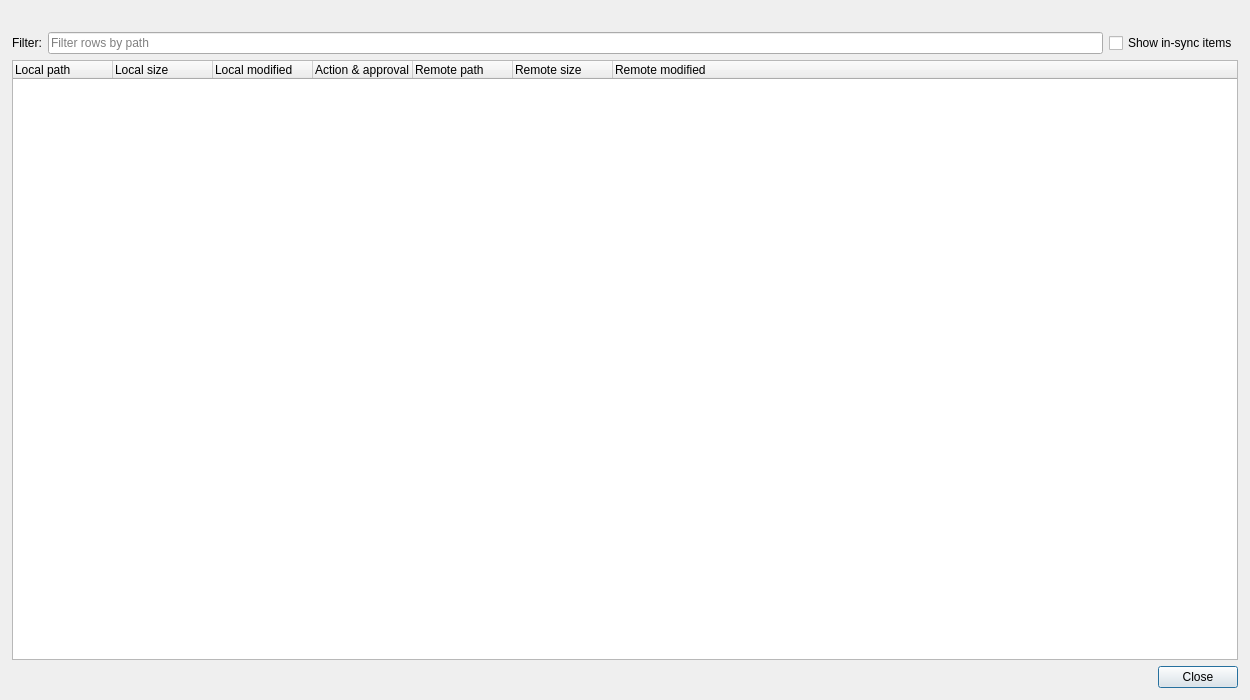
Qt form src/MEGASync/sync_preview/gui/ui/SyncPreviewPairDetailDialog.ui (alple/MEGAsync) before a commit.
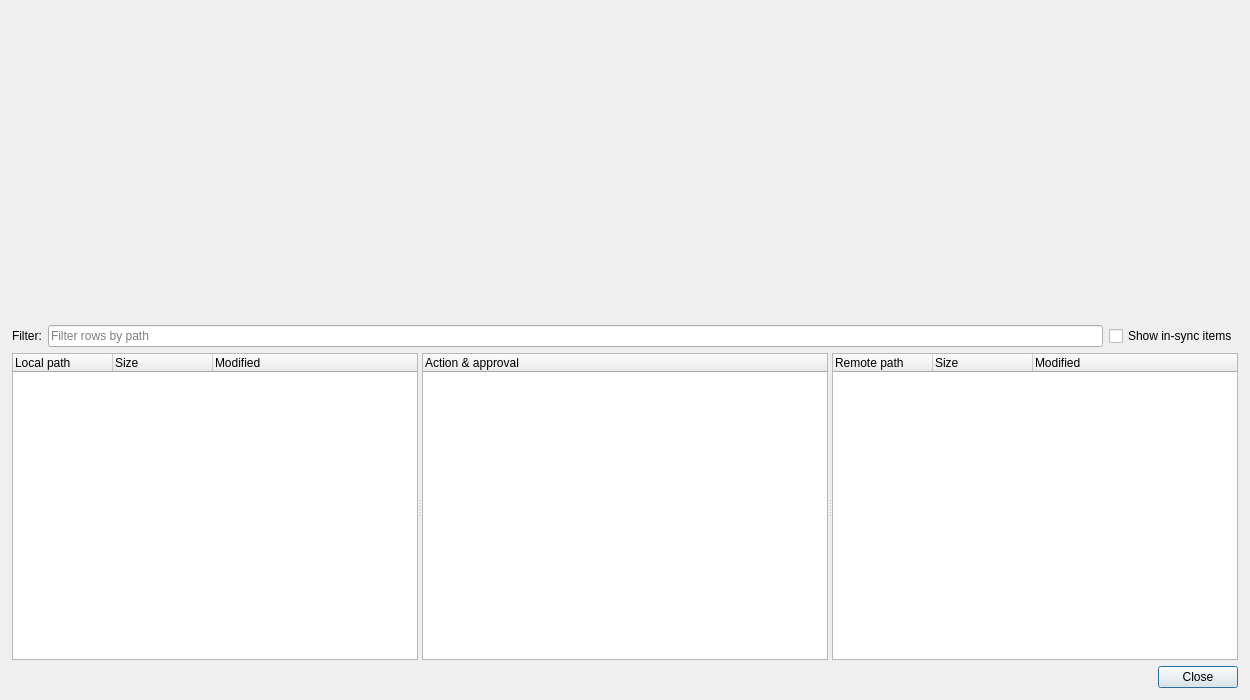
The same form after that commit.

```diff
--- a/src/MEGASync/sync_preview/gui/ui/SyncPreviewPairDetailDialog.ui
+++ b/src/MEGASync/sync_preview/gui/ui/SyncPreviewPairDetailDialog.ui
@@ -71,7 +71,14 @@
     </layout>
    </item>
    <item>
-    <widget class="QTreeWidget" name="rowsTree">
+    <widget class="QSplitter" name="panesSplitter">
+     <property name="orientation">
+      <enum>Qt::Horizontal</enum>
+     </property>
+     <property name="childrenCollapsible">
+      <bool>false</bool>
+     </property>
+     <widget class="QTreeWidget" name="leftTree">
      <property name="alternatingRowColors">
       <bool>true</bool>
      </property>
@@ -91,19 +98,44 @@
      </column>
      <column>
       <property name="text">
-       <string>Local size</string>
+        <string>Size</string>
       </property>
      </column>
      <column>
       <property name="text">
-       <string>Local modified</string>
-      </property>
-     </column>
+        <string>Modified</string>
+       </property>
+      </column>
+     </widget>
+     <widget class="QTreeWidget" name="midTree">
+      <property name="rootIsDecorated">
+       <bool>false</bool>
+      </property>
+      <property name="uniformRowHeights">
+       <bool>true</bool>
+      </property>
+      <property name="selectionMode">
+       <enum>QAbstractItemView::NoSelection</enum>
+      </property>
      <column>
       <property name="text">
        <string>Action &amp; approval</string>
       </property>
      </column>
+     </widget>
+     <widget class="QTreeWidget" name="rightTree">
+      <property name="alternatingRowColors">
+       <bool>true</bool>
+      </property>
+      <property name="rootIsDecorated">
+       <bool>false</bool>
+      </property>
+      <property name="uniformRowHeights">
+       <bool>true</bool>
+      </property>
+      <property name="allColumnsShowFocus">
+       <bool>true</bool>
+      </property>
      <column>
       <property name="text">
        <string>Remote path</string>
@@ -111,14 +143,15 @@
      </column>
      <column>
       <property name="text">
-       <string>Remote size</string>
+        <string>Size</string>
       </property>
      </column>
      <column>
       <property name="text">
-       <string>Remote modified</string>
-      </property>
-     </column>
+        <string>Modified</string>
+       </property>
+      </column>
+     </widget>
     </widget>
    </item>
    <item>
```
Lines whose indentation alone changed are shown as unchanged.
